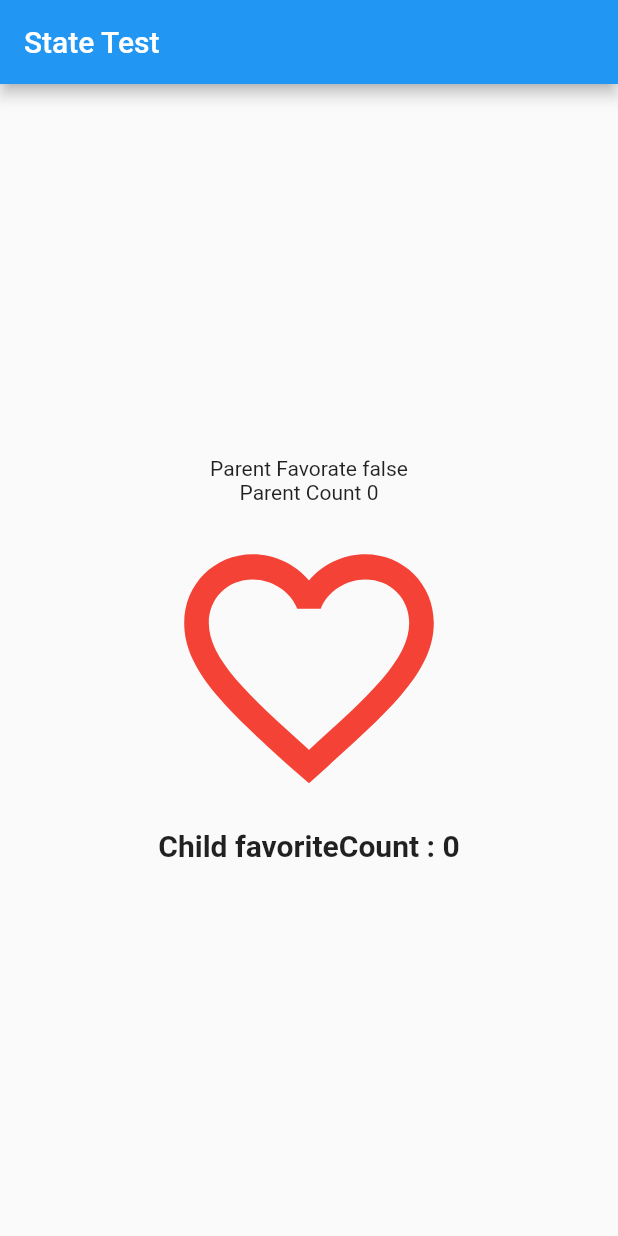
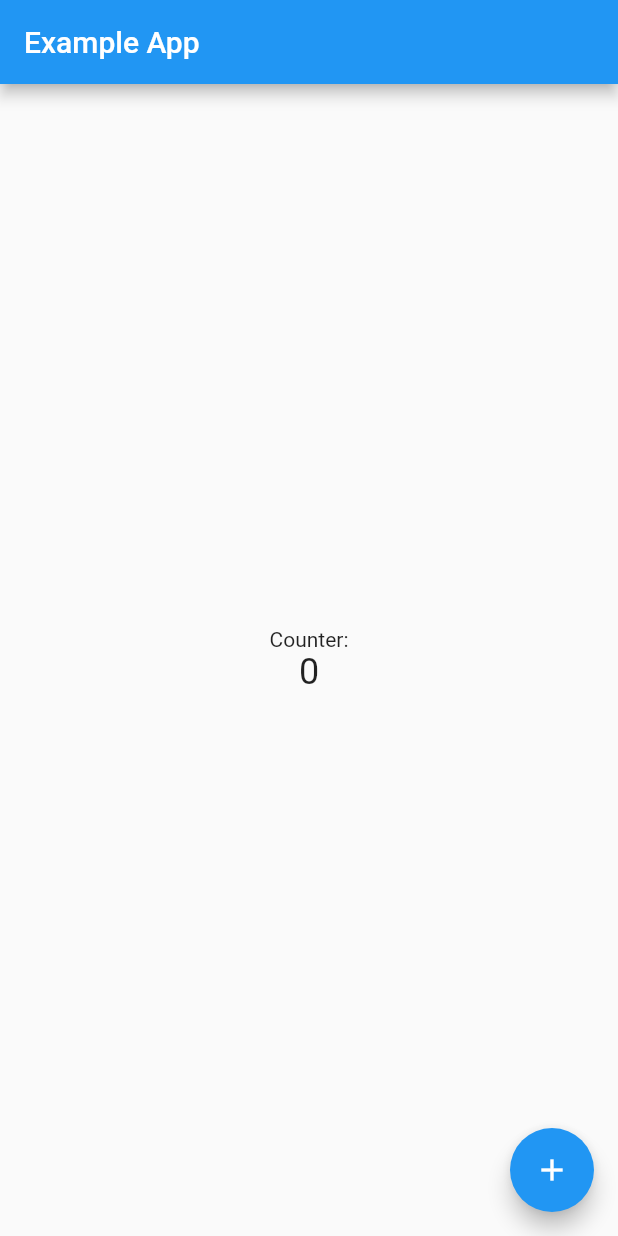
Before and after one commit to Bincher/3-2_project, a Flutter app: the screen it shows after launch, on a phone screen of 412 x 824 dp. Run offline on Flutter 3.47's test engine with Material 2 defaults, Android fonts, the phone set to English and light mode, and no system bars.

Commit message:
부모 상태 변경 함수를 전달하지 않고도 사용하는 방법

```diff
--- a/app1/lib/main.dart
+++ b/app1/lib/main.dart
@@ -1,108 +1,67 @@
 import 'package:flutter/material.dart';
 
 void main() {
-  runApp(const ParentWidget());
+  runApp(const MyApp());
 }
 
-class ParentWidget extends StatefulWidget {
-  const ParentWidget({super.key});
+class MyApp extends StatelessWidget {
+  const MyApp({super.key});
 
   @override
-  ParentWidgetState createState() => ParentWidgetState();
+  Widget build(BuildContext context) {
+    return const MaterialApp(home: MyStatefulPage());
+  }
 }
 
-class ParentWidgetState extends State<ParentWidget> {
-  bool favorited = false;
-  int favoriteCount = 0;
+class MyStatefulPage extends StatefulWidget {
+  const MyStatefulPage({super.key});
 
-  void toggleFavorite() {
-    setState(() {
-      if (favorited) {
-        favoriteCount -= 1;
-        favorited = false;
-      } else {
-        favoriteCount += 1;
-        favorited = true;
-      }
-    });
+  @override
+  _MyStatefulPageState createState() => _MyStatefulPageState();
+}
+
+class _MyStatefulPageState extends State<MyStatefulPage> {
+  int _counter = 0;
+
+  void _incrementCounter() {
+    setState(() => _counter++);
   }
 
   @override
   Widget build(BuildContext context) {
-    return MaterialApp(
-      home: Scaffold(
-        appBar: AppBar(
-          title: const Text('State Test'),
-        ),
-        body: Column(
+    return Scaffold(
+      appBar: AppBar(title: const Text('Example App')),
+      body: Center(
+        child: Column(
           mainAxisAlignment: MainAxisAlignment.center,
-          children: [
-            Text('Parent Favorate ${favorited.toString()}'),
-            Text('Parent Count ${favoriteCount.toString()}'),
-            IconWidget(favorited: favorited, onChanged: toggleFavorite),
-            ContentWidget(favoriteCount: favoriteCount),
+          children: <Widget>[
+            const Text('Counter:'),
+            Text('$_counter', style: const TextStyle(fontSize: 24)),
           ],
         ),
       ),
+      // FloatingActionButtonWidget을 여기에 배치합니다.
+      floatingActionButton: const ExternalFloatingButton(),
     );
   }
 }
 
-class IconWidget extends StatelessWidget {
-  final bool favorited;
-  final Function onChanged;
-
-  const IconWidget(
-      {super.key, this.favorited = false, required this.onChanged});
-
-  void _handleTap() {
-    onChanged();
-  }
+class ExternalFloatingButton extends StatelessWidget {
+  const ExternalFloatingButton({super.key});
 
   @override
   Widget build(BuildContext context) {
-    return Center(
-      child: IconButton(
-        icon: (favorited
-            ? const Icon(Icons.favorite)
-            : const Icon(Icons.favorite_border)),
-        iconSize: 200,
-        color: Colors.red,
-        onPressed: _handleTap,
-      ),
+    // 부모 위젯인 MyHomePage의 상태를 찾습니다.
+    final homePageState =
+        context.findAncestorStateOfType<_MyStatefulPageState>();
+
+    return FloatingActionButton(
+      onPressed: () {
+        // 부모 위젯의 _incrementCounter 메서드를 호출하여 카운터를 증가시킵니다.
+        homePageState?._incrementCounter();
+      },
+      tooltip: 'Increment Counter',
+      child: const Icon(Icons.add),
     );
   }
 }
-
-class ContentWidget extends StatefulWidget {
-  int favoriteCount;
-
-  ContentWidget({super.key, required this.favoriteCount});
-
-  @override
-  State<ContentWidget> createState() => _ContentWidgetState();
-}
-
-class _ContentWidgetState extends State<ContentWidget> {
-  @override
-  Widget build(BuildContext context) {
-    return Row(
-      mainAxisAlignment: MainAxisAlignment.center,
-      children: [
-        GestureDetector(
-            child: Text( // widget -> ContentWidget class를 전달 받기 위함
-              'Child favoriteCount : ${widget.favoriteCount}',
-              style: const TextStyle(
-                fontSize: 20,
-                fontWeight: FontWeight.bold,
-              ),
-            ),
-            onTap: () {
-              setState(() {
-                widget.favoriteCount += 1;
-              });
-            }),
-      ],
-    );
-  }
-}
```
